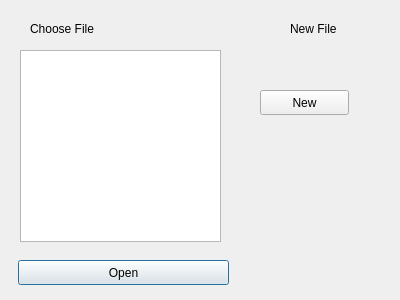
Before: the Qt Designer form client/newopen.ui in SimoneDutto/CollaborativeEditor, drawn with Qt 5.
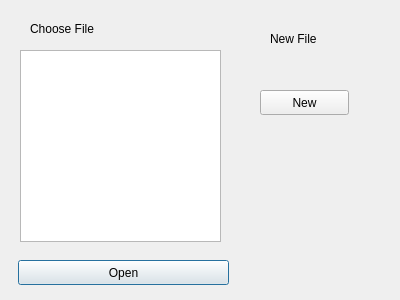
After: the same form once the commit is applied.

The edit to the form file:
```diff
--- a/client/newopen.ui
+++ b/client/newopen.ui
@@ -52,8 +52,8 @@
   <widget class="QLabel" name="label_2">
    <property name="geometry">
     <rect>
-     <x>290</x>
-     <y>20</y>
+     <x>270</x>
+     <y>30</y>
      <width>71</width>
      <height>17</height>
     </rect>
```
